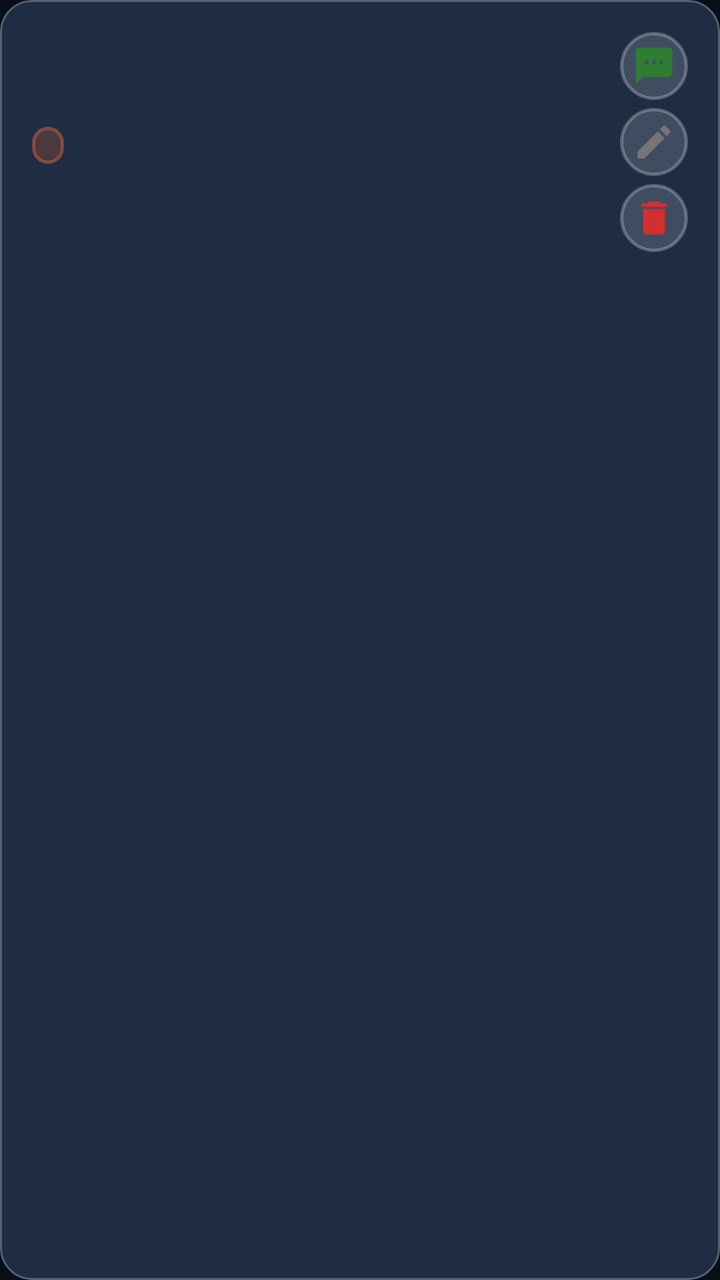
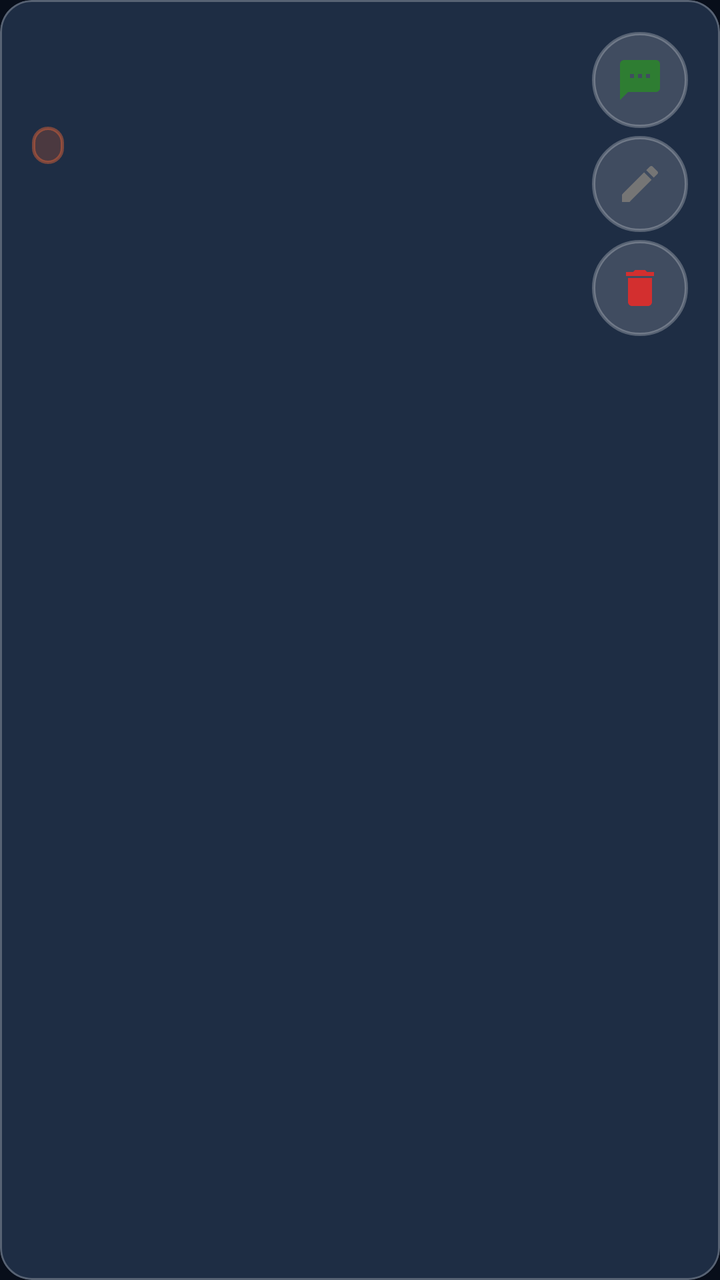

An Android layout rendered at two revisions. The XML below is the earlier revision; the diff shows what the commit changed to produce the second picture.
<!-- AndroidManifest.xml: application theme Theme.RakshaSetu -->
<!-- res/layout/item_contact.xml -->
<?xml version="1.0" encoding="utf-8"?>
<com.google.android.material.card.MaterialCardView xmlns:android="http://schemas.android.com/apk/res/android"
    xmlns:app="http://schemas.android.com/apk/res-auto"
    android:layout_width="match_parent"
    android:layout_height="wrap_content"
    android:layout_marginBottom="8dp"
    app:cardCornerRadius="16dp"
    app:cardElevation="0dp"
    app:cardBackgroundColor="@color/glass_card_solid"
    app:strokeColor="@color/glass_border"
    app:strokeWidth="1dp">

    <LinearLayout
        android:layout_width="match_parent"
        android:layout_height="wrap_content"
        android:orientation="horizontal"
        android:padding="16dp">

        
        <LinearLayout
            android:layout_width="0dp"
            android:layout_height="wrap_content"
            android:layout_weight="1"
            android:orientation="vertical">

            <TextView
                android:id="@+id/tvContactName"
                android:layout_width="wrap_content"
                android:layout_height="wrap_content"
                android:textSize="16sp"
                android:textStyle="bold"
                android:textColor="@color/text_primary"
                android:fontFamily="sans-serif-medium" />

            <TextView
                android:id="@+id/tvContactPhone"
                android:layout_width="wrap_content"
                android:layout_height="wrap_content"
                android:textSize="13sp"
                android:textColor="@color/text_secondary"
                android:layout_marginTop="2dp" />

            <LinearLayout
                android:layout_width="wrap_content"
                android:layout_height="wrap_content"
                android:orientation="horizontal"
                android:layout_marginTop="6dp">

                <TextView
                    android:id="@+id/tvContactRelation"
                    android:layout_width="wrap_content"
                    android:layout_height="wrap_content"
                    android:textSize="11sp"
                    android:textColor="@color/md_theme_primary"
                    android:background="@drawable/bg_glass_primary"
                    android:paddingHorizontal="8dp"
                    android:paddingVertical="2dp" />

                <TextView
                    android:id="@+id/tvPriority"
                    android:layout_width="wrap_content"
                    android:layout_height="wrap_content"
                    android:textSize="11sp"
                    android:textColor="@color/text_secondary"
                    android:layout_marginStart="8dp" />

                <TextView
                    android:id="@+id/tvVerified"
                    android:layout_width="wrap_content"
                    android:layout_height="wrap_content"
                    android:text="Verified"
                    android:textSize="11sp"
                    android:textColor="@color/status_active"
                    android:layout_marginStart="8dp"
                    android:visibility="gone" />
            </LinearLayout>
        </LinearLayout>

        
        <LinearLayout
            android:layout_width="wrap_content"
            android:layout_height="wrap_content"
            android:orientation="vertical"
            android:gravity="center_vertical">

            <ImageButton
                android:id="@+id/btnTest"
                android:layout_width="34dp"
                android:layout_height="34dp"
                android:src="@drawable/ic_test"
                android:background="@drawable/bg_glass_card"
                android:padding="6dp"
                android:contentDescription="Send test alert"
                android:scaleType="centerInside" />

            <ImageButton
                android:id="@+id/btnEdit"
                android:layout_width="34dp"
                android:layout_height="34dp"
                android:src="@drawable/ic_edit"
                android:background="@drawable/bg_glass_card"
                android:padding="6dp"
                android:contentDescription="Edit contact"
                android:scaleType="centerInside"
                android:layout_marginTop="4dp" />

            <ImageButton
                android:id="@+id/btnDelete"
                android:layout_width="34dp"
                android:layout_height="34dp"
                android:src="@drawable/ic_delete"
                android:background="@drawable/bg_glass_card"
                android:padding="6dp"
                android:contentDescription="Delete contact"
                android:scaleType="centerInside"
                android:layout_marginTop="4dp" />
        </LinearLayout>
    </LinearLayout>

</com.google.android.material.card.MaterialCardView>
<!-- resources referenced by this layout -->
<resources>
  <color name="glass_border">#40FFFFFF</color>
  <color name="glass_card_solid">#1E2D44</color>
  <color name="md_theme_primary">#FF8A5C</color>
  <color name="status_active">#34D399</color>
  <color name="text_primary">#F0F4F8</color>
  <color name="text_secondary">#94A3B8</color>
  <!-- drawable bg_glass_card (drawable) -->
  <?xml version="1.0" encoding="utf-8"?>
  <shape xmlns:android="http://schemas.android.com/apk/res/android"
      android:shape="rectangle">
      <solid android:color="@color/glass_card" />
      <corners android:radius="24dp" />
      <stroke
          android:width="1.5dp"
          android:color="@color/glass_border" />
  </shape>
  <!-- drawable bg_glass_primary (drawable) -->
  <?xml version="1.0" encoding="utf-8"?>
  <shape xmlns:android="http://schemas.android.com/apk/res/android"
      android:shape="rectangle">
      <solid android:color="@color/glass_primary" />
      <corners android:radius="16dp" />
      <stroke
          android:width="1.5dp"
          android:color="@color/glass_border_accent" />
  </shape>
  <!-- drawable ic_delete (drawable) -->
  <?xml version="1.0" encoding="utf-8"?>
  <vector xmlns:android="http://schemas.android.com/apk/res/android"
      android:width="24dp"
      android:height="24dp"
      android:viewportWidth="24"
      android:viewportHeight="24">
      <path
          android:fillColor="#D32F2F"
          android:pathData="M6,19c0,1.1 0.9,2 2,2h8c1.1,0 2,-0.9 2,-2V7H6v12zM19,4h-3.5l-1,-1h-5l-1,1H5v2h14V4z" />
  </vector>
  <!-- drawable ic_edit (drawable) -->
  <?xml version="1.0" encoding="utf-8"?>
  <vector xmlns:android="http://schemas.android.com/apk/res/android"
      android:width="24dp"
      android:height="24dp"
      android:viewportWidth="24"
      android:viewportHeight="24">
      <path
          android:fillColor="#757575"
          android:pathData="M3,17.25V21h3.75L17.81,9.94l-3.75,-3.75L3,17.25zM20.71,7.04c0.39,-0.39 0.39,-1.02 0,-1.41l-2.34,-2.34c-0.39,-0.39 -1.02,-0.39 -1.41,0l-1.83,1.83 3.75,3.75 1.83,-1.83z" />
  </vector>
  <!-- drawable ic_test (drawable) -->
  <?xml version="1.0" encoding="utf-8"?>
  <vector xmlns:android="http://schemas.android.com/apk/res/android"
      android:width="24dp"
      android:height="24dp"
      android:viewportWidth="24"
      android:viewportHeight="24">
      <path
          android:fillColor="#2E7D32"
          android:pathData="M20,2H4c-1.1,0 -1.99,0.9 -1.99,2L2,22l4,-4h14c1.1,0 2,-0.9 2,-2V4c0,-1.1 -0.9,-2 -2,-2zM9,11H7V9h2v2zM13,11h-2V9h2v2zM17,11h-2V9h2v2z" />
  </vector>
  <color name="glass_card">#26FFFFFF</color>
  <color name="glass_primary">#33FF6B35</color>
  <color name="glass_border_accent">#66FF6B35</color>
  <color name="primary_dark">#E55A25</color>
  <color name="accent">#FFD166</color>
  <color name="background">#080E1A</color>
  <color name="md_theme_onPrimary">#FFFFFF</color>
  <color name="md_theme_secondary">#C4A882</color>
  <color name="md_theme_onSecondary">#2B1A00</color>
  <color name="md_theme_background">#080E1A</color>
  <color name="md_theme_surface">#1E2D44</color>
  <color name="md_theme_onSurface">#E2E8F0</color>
</resources>

<!-- the commit's change to res/layout/item_contact.xml (unified diff, before → after) -->
@@ -85,32 +85,32 @@
 
             <ImageButton
                 android:id="@+id/btnTest"
-                android:layout_width="34dp"
-                android:layout_height="34dp"
+                android:layout_width="48dp"
+                android:layout_height="48dp"
                 android:src="@drawable/ic_test"
                 android:background="@drawable/bg_glass_card"
-                android:padding="6dp"
+                android:padding="12dp"
                 android:contentDescription="Send test alert"
                 android:scaleType="centerInside" />
 
             <ImageButton
                 android:id="@+id/btnEdit"
-                android:layout_width="34dp"
-                android:layout_height="34dp"
+                android:layout_width="48dp"
+                android:layout_height="48dp"
                 android:src="@drawable/ic_edit"
                 android:background="@drawable/bg_glass_card"
-                android:padding="6dp"
+                android:padding="12dp"
                 android:contentDescription="Edit contact"
                 android:scaleType="centerInside"
                 android:layout_marginTop="4dp" />
 
             <ImageButton
                 android:id="@+id/btnDelete"
-                android:layout_width="34dp"
-                android:layout_height="34dp"
+                android:layout_width="48dp"
+                android:layout_height="48dp"
                 android:src="@drawable/ic_delete"
                 android:background="@drawable/bg_glass_card"
-                android:padding="6dp"
+                android:padding="12dp"
                 android:contentDescription="Delete contact"
                 android:scaleType="centerInside"
                 android:layout_marginTop="4dp" />
